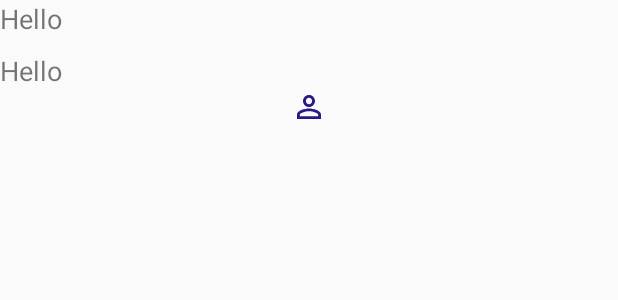
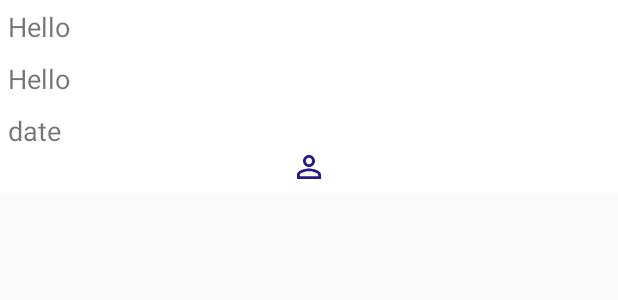
Before and after one commit to Mustakim-final/Defence-Project, an Android app: the layout emergency_prescription_item.xml on its own in the app's theme, with its tools: preview values and no code run, on a phone screen of 412 x 824 dp. Shown: the top 300 px of the screen. Run offline under Robolectric (Android 15) with nearby library versions, the phone set to English and light mode, and no system bars.

Commit message:
some update

```diff
--- a/app/src/main/java/com/example/finddoctor/Adapter/All_Doctor_Adapter/Em_DoctorAdapter.java
+++ b/app/src/main/java/com/example/finddoctor/Adapter/All_Doctor_Adapter/Em_DoctorAdapter.java
@@ -55,7 +55,9 @@ public class Em_DoctorAdapter extends RecyclerView.Adapter<Em_DoctorAdapter.MyHo
         holder.nameText.setText(emergency_prescription.getName());
         holder.informationText.setText(emergency_prescription.getInformation());
         holder.dayText.setText(emergency_prescription.getDay());
+        holder.dateText.setText(emergency_prescription.getDate());
 
+        holder.statusText.setVisibility(View.GONE);
         holder.feesText.setVisibility(View.GONE);
         holder.requestBtnText.setVisibility(View.GONE);
     }
@@ -68,7 +70,7 @@ public class Em_DoctorAdapter extends RecyclerView.Adapter<Em_DoctorAdapter.MyHo
     public class MyHolder extends RecyclerView.ViewHolder implements View.OnClickListener,View.OnCreateContextMenuListener, MenuItem.OnMenuItemClickListener {
 
         CircleImageView circleImageView;
-        TextView nameText,informationText,dayText,feesText,requestBtnText;
+        TextView nameText,informationText,dayText,feesText,requestBtnText,dateText,statusText;
 
         public MyHolder(@NonNull View itemView) {
             super(itemView);
@@ -79,6 +81,8 @@ public class Em_DoctorAdapter extends RecyclerView.Adapter<Em_DoctorAdapter.MyHo
             dayText=itemView.findViewById(R.id.em_doctor_day_ID);
             feesText=itemView.findViewById(R.id.em_doctorFees);
             requestBtnText=itemView.findViewById(R.id.em_doctorRequestBtn_ID);
+            dateText=itemView.findViewById(R.id.date_and_time);
+            statusText=itemView.findViewById(R.id.active_ID);
 
             itemView.setOnClickListener(this);
             itemView.setOnCreateContextMenuListener(this);
--- a/app/src/main/java/com/example/finddoctor/Adapter/All_Doctor_Adapter/Em_PresAdapter.java
+++ b/app/src/main/java/com/example/finddoctor/Adapter/All_Doctor_Adapter/Em_PresAdapter.java
@@ -37,7 +37,9 @@ public class Em_PresAdapter extends RecyclerView.Adapter<Em_PresAdapter.MyHolder
         Emergency_prescription emergency_prescription=emergency_prescriptionList.get(position);
         holder.prescriptionText.setText(emergency_prescription.getPrescription());
         holder.meetText.setText(emergency_prescription.getMeet());
+        holder.dateText.setText(emergency_prescription.getDate());
         Glide.with(context).load(emergency_prescription.getImg_pres()).into(holder.imageViewPrecription);
+
     }
 
     @Override
@@ -47,13 +49,14 @@ public class Em_PresAdapter extends RecyclerView.Adapter<Em_PresAdapter.MyHolder
 
     public class MyHolder extends RecyclerView.ViewHolder{
         ImageView imageViewPrecription;
-        TextView prescriptionText,meetText;
+        TextView prescriptionText,meetText,dateText;
         public MyHolder(@NonNull View itemView) {
             super(itemView);
 
             prescriptionText=itemView.findViewById(R.id.em_prescription_ID);
             meetText=itemView.findViewById(R.id.em_meetLink_ID);
             imageViewPrecription=itemView.findViewById(R.id.em_prescriptionImage_ID);
+            dateText=itemView.findViewById(R.id.date_and_time);
         }
     }
 }
--- a/app/src/main/java/com/example/finddoctor/Adapter/All_doctor_Adapter.java
+++ b/app/src/main/java/com/example/finddoctor/Adapter/All_doctor_Adapter.java
@@ -51,6 +51,7 @@ public class All_doctor_Adapter extends RecyclerView.Adapter<All_doctor_Adapter.
         holder.dayText.setText("Available: "+all_doctor.getDay());
 
         holder.feesText.setText("ফি "+all_doctor.getFees());
+        holder.dateText.setVisibility(View.GONE);
 
 
         if (all_doctor.getImageUrl().equals("imageUrl")){
@@ -80,7 +81,7 @@ public class All_doctor_Adapter extends RecyclerView.Adapter<All_doctor_Adapter.
 
     public class MyHolder extends RecyclerView.ViewHolder implements View.OnClickListener{
         CircleImageView circleImageView;
-        TextView nameText,informationText,dayText,feesText,requestBtnText,statusText;
+        TextView nameText,informationText,dayText,feesText,requestBtnText,statusText,dateText;
         public MyHolder(@NonNull View itemView) {
             super(itemView);
             circleImageView=itemView.findViewById(R.id.em_doctorImage_ID);
@@ -90,6 +91,7 @@ public class All_doctor_Adapter extends RecyclerView.Adapter<All_doctor_Adapter.
             feesText=itemView.findViewById(R.id.em_doctorFees);
             requestBtnText=itemView.findViewById(R.id.em_doctorRequestBtn_ID);
             statusText=itemView.findViewById(R.id.active_ID);
+            dateText=itemView.findViewById(R.id.date_and_time);
 
             itemView.setOnClickListener(this);
 
--- a/app/src/main/res/layout/emergency_prescription_item.xml
+++ b/app/src/main/res/layout/emergency_prescription_item.xml
@@ -1,9 +1,21 @@
 <?xml version="1.0" encoding="utf-8"?>
 <LinearLayout xmlns:android="http://schemas.android.com/apk/res/android"
     android:layout_width="match_parent"
+    xmlns:app="http://schemas.android.com/apk/res-auto"
     android:orientation="vertical"
+    android:background="#fff"
     android:layout_height="wrap_content">
 
+    <androidx.cardview.widget.CardView
+        android:layout_width="match_parent"
+        android:layout_marginTop="10dp"
+        app:cardCornerRadius="10dp"
+        android:layout_margin="5dp"
+        android:layout_height="wrap_content">
+        <LinearLayout
+            android:layout_width="match_parent"
+            android:layout_height="wrap_content"
+            android:orientation="vertical">
             <TextView
                 android:layout_width="match_parent"
                 android:layout_height="wrap_content"
@@ -13,8 +25,6 @@
                 android:textSize="18sp">
 
             </TextView>
-
-
             <TextView
                 android:layout_width="match_parent"
                 android:layout_height="wrap_content"
@@ -25,8 +35,16 @@
                 android:textSize="18sp">
 
             </TextView>
+            <TextView
+                android:layout_width="match_parent"
+                android:layout_height="wrap_content"
+                android:text="date"
+                android:textIsSelectable="true"
+                android:layout_marginTop="10dp"
+                android:textSize="18sp"
+                android:id="@+id/date_and_time">
 
-
+            </TextView>
             <ImageView
                 android:layout_width="match_parent"
                 android:layout_height="wrap_content"
@@ -34,5 +52,8 @@
                 android:id="@+id/em_prescriptionImage_ID">
 
             </ImageView>
+        </LinearLayout>
+    </androidx.cardview.widget.CardView>
+
 
 </LinearLayout>
```
Also changed, not shown: app/src/main/java/com/example/finddoctor/General_Apply_FormActivity.java (+49 -0 lines), app/src/main/java/com/example/finddoctor/Model/Emergency_prescription.java (+9 -1 lines), app/src/main/res/layout/emergency_doctor_item.xml (+15 -0 lines). Lines whose indentation alone changed are shown as unchanged.
